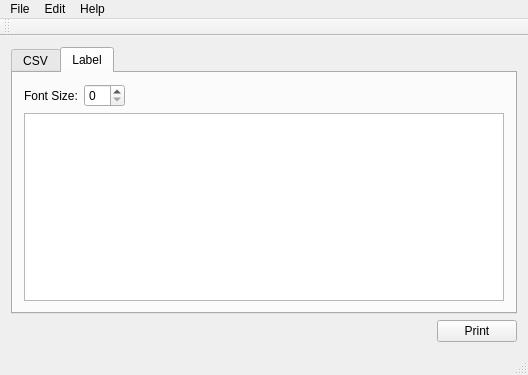
This is mainwindow.ui in timsterzel/Ultimate-Label as Qt 5 draws it before an edit. The edited form follows.
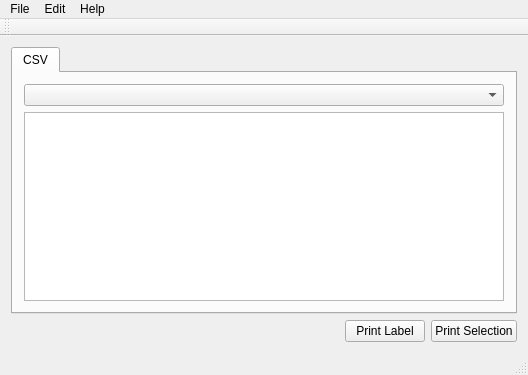
This is the edited form. The open tabs and pages were chosen to show the change.

Commit message: Add class for printing. Remove label tab and create own button for inly creating labels without a template. Add Buttons for underline, bold and italic text to PrintShowDialog

The edit to the form file:
```diff
--- a/mainwindow.ui
+++ b/mainwindow.ui
@@ -33,43 +33,6 @@
         </item>
        </layout>
       </widget>
-      <widget class="QWidget" name="tab_text">
-       <attribute name="title">
-        <string>Label</string>
-       </attribute>
-       <layout class="QVBoxLayout" name="verticalLayout">
-        <item>
-         <layout class="QHBoxLayout" name="horizontalLayout">
-          <item>
-           <widget class="QLabel" name="label_fontSize">
-            <property name="text">
-             <string>Font Size:</string>
-            </property>
-           </widget>
-          </item>
-          <item>
-           <widget class="QSpinBox" name="spinBox_fontSize"/>
-          </item>
-          <item>
-           <spacer name="horizontalSpacer_2">
-            <property name="orientation">
-             <enum>Qt::Horizontal</enum>
-            </property>
-            <property name="sizeHint" stdset="0">
-             <size>
-              <width>40</width>
-              <height>20</height>
-             </size>
-            </property>
-           </spacer>
-          </item>
-         </layout>
-        </item>
-        <item>
-         <widget class="QTextEdit" name="textEdit_label"/>
-        </item>
-       </layout>
-      </widget>
      </widget>
     </item>
     <item>
@@ -90,7 +53,14 @@
       <item>
        <widget class="QPushButton" name="pushButton_print">
         <property name="text">
-         <string>Print</string>
+         <string>Print Label</string>
+        </property>
+       </widget>
+      </item>
+      <item>
+       <widget class="QPushButton" name="pushButton_printSelection">
+        <property name="text">
+         <string>Print Selection</string>
         </property>
        </widget>
       </item>
```
Left out of the diff: 2 changed lines with no effect on the pictures. The commit also changes 8 other files.
